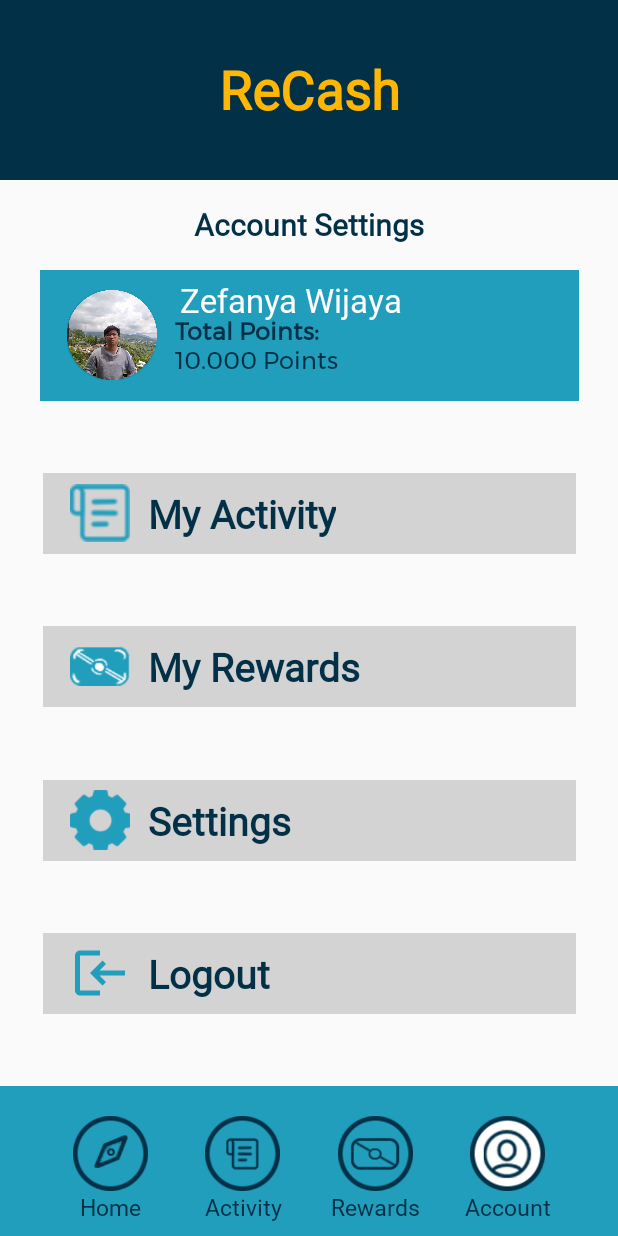
After one commit to andriansanto/UAS_Mobile21, an Android app: the layout activity_settings.xml on its own in the app's theme, with its tools: preview values and no code run, on a phone screen of 412 x 824 dp. The commit adds this screen. Run offline under Robolectric (Android 15) with nearby library versions, the phone set to English and light mode, and no system bars.

Commit message:
new file settings, fix registerxml

```diff
--- a/app/src/main/res/layout/activity_register.xml
+++ b/app/src/main/res/layout/activity_register.xml
@@ -97,6 +97,7 @@
         android:maxLines="1"
         android:singleLine="true"
         android:hint="Password"
+        android:inputType="textPassword"
         android:textColor="@color/white"
         android:textColorHint="@color/white"/>
 
@@ -108,7 +109,6 @@
         android:backgroundTint="@color/biru"
         android:fontFamily="@font/montserrat"
         android:padding="10dp"
-        android:inputType="textVisiblePassword"
         android:textAlignment="center"
         android:text="Submit"
         android:textSize="16sp"
--- /dev/null
+++ b/app/src/main/res/layout/activity_settings.xml
@@ -0,0 +1,343 @@
+<?xml version="1.0" encoding="utf-8"?>
+<androidx.constraintlayout.widget.ConstraintLayout xmlns:android="http://schemas.android.com/apk/res/android"
+    xmlns:app="http://schemas.android.com/apk/res-auto"
+    xmlns:tools="http://schemas.android.com/tools"
+    android:layout_width="match_parent"
+    android:layout_height="match_parent">
+
+    <LinearLayout
+        android:id="@+id/linear"
+        android:layout_width="match_parent"
+        android:layout_height="120dp"
+        android:background="@color/birudongker"
+        android:gravity="center"
+        app:layout_constraintStart_toStartOf="parent"
+        app:layout_constraintEnd_toEndOf="parent"
+        app:layout_constraintTop_toTopOf="parent">
+
+        <TextView
+            android:layout_width="200dp"
+            android:layout_height="60dp"
+            android:fontFamily="@font/baloo"
+            android:gravity="center"
+            android:text="ReCash"
+            android:textColor="@color/kuning"
+            android:textSize="35dp"
+            android:textStyle="bold" />
+    </LinearLayout>
+
+    <TextView
+        android:id="@+id/myacc"
+        android:layout_width="wrap_content"
+        android:layout_height="60dp"
+        android:fontFamily="@font/baloo"
+        android:gravity="center"
+        android:text="Account Settings"
+        android:textColor="@color/birudongker"
+        android:textSize="20dp"
+        android:textStyle="bold"
+        app:layout_constraintTop_toBottomOf="@id/linear"
+        app:layout_constraintStart_toStartOf="parent"
+        app:layout_constraintEnd_toEndOf="parent"/>
+    <!--    My Account-->
+
+    <!--    Box-->
+    <RelativeLayout
+        android:id="@+id/relativeLayout"
+        android:layout_width="359dp"
+        android:layout_height="87dp"
+        android:background="@color/biru"
+        app:layout_constraintEnd_toEndOf="parent"
+        app:layout_constraintStart_toStartOf="parent"
+        app:layout_constraintTop_toBottomOf="@id/myacc">
+
+        <ImageView
+            android:id="@+id/profile_zefanya"
+            android:layout_width="60dp"
+            android:layout_height="60dp"
+            android:layout_centerVertical="true"
+            android:layout_marginLeft="18dp"
+            android:src="@drawable/profile_zef"></ImageView>
+
+
+        <TextView
+            android:id="@+id/name_user"
+            android:layout_width="wrap_content"
+            android:layout_height="wrap_content"
+            android:layout_marginLeft="15dp"
+            android:layout_marginTop="5dp"
+            android:layout_toRightOf="@+id/profile_zefanya"
+            android:fontFamily="@font/baloo"
+            android:text="Zefanya Wijaya"
+            android:textColor="@color/white"
+            android:textSize="22dp"></TextView>
+
+        <TextView
+            android:id="@+id/total_pointname"
+            android:layout_width="wrap_content"
+            android:layout_height="wrap_content"
+            android:layout_below="@+id/name_user"
+            android:layout_centerVertical="true"
+            android:layout_marginLeft="12dp"
+            android:layout_marginTop="-6dp"
+            android:layout_toRightOf="@+id/profile_zefanya"
+            android:fontFamily="@font/montserrat"
+            android:text="Total Points:"
+            android:textColor="@color/birudongker"
+            android:textSize="16dp"
+            android:textStyle="bold"></TextView>
+
+        <TextView
+            android:id="@+id/total_point_user"
+            android:layout_width="wrap_content"
+            android:layout_height="wrap_content"
+            android:layout_below="@+id/total_pointname"
+            android:layout_centerVertical="true"
+            android:layout_marginLeft="12dp"
+            android:layout_marginTop="-5dp"
+            android:layout_toRightOf="@+id/profile_zefanya"
+            android:fontFamily="@font/montserrat"
+            android:text="10.000 Points"
+            android:textColor="@color/birudongker"
+            android:textSize="16dp"></TextView>
+
+    </RelativeLayout>
+    <!--    box-->
+    <!--    Invite Friends-->
+    <RelativeLayout
+        android:id="@+id/relativeLayout1"
+        android:layout_width="355dp"
+        android:layout_height="54dp"
+        android:background="@color/abu"
+        app:layout_constraintBottom_toTopOf="@+id/relativeLayout2"
+        app:layout_constraintEnd_toEndOf="parent"
+        app:layout_constraintStart_toStartOf="parent"
+        app:layout_constraintTop_toBottomOf="@+id/relativeLayout"
+        tools:ignore="MissingConstraints">
+
+        <ImageView
+            android:id="@+id/icon_1"
+            android:layout_width="40dp"
+            android:layout_height="40dp"
+            android:layout_centerVertical="true"
+            android:layout_marginLeft="18dp"
+            android:src="@drawable/tanda_activity"></ImageView>
+
+        <TextView
+            android:id="@+id/my_activity"
+            android:layout_width="wrap_content"
+            android:layout_height="wrap_content"
+            android:layout_centerVertical="true"
+            android:layout_marginLeft="12dp"
+            android:layout_marginTop="-6dp"
+            android:layout_toRightOf="@+id/icon_1"
+            android:fontFamily="@font/baloo"
+            android:text="My Activity"
+            android:textColor="@color/birudongker"
+            android:textSize="26dp"
+            android:textStyle="bold"></TextView>
+    </RelativeLayout>
+    <!--    Invite Friends End-->
+
+    <!--Challenges Start-->
+    <RelativeLayout
+        android:id="@+id/relativeLayout2"
+        android:layout_width="355dp"
+        android:layout_height="54dp"
+        android:background="@color/abu"
+        app:layout_constraintBottom_toTopOf="@+id/relativeLayout3"
+        app:layout_constraintEnd_toEndOf="parent"
+        app:layout_constraintStart_toStartOf="parent"
+        app:layout_constraintTop_toBottomOf="@id/relativeLayout1">
+
+        <ImageView
+            android:id="@+id/icon_2"
+            android:layout_width="40dp"
+            android:layout_height="40dp"
+            android:layout_centerVertical="true"
+            android:layout_marginLeft="18dp"
+            android:src="@drawable/tanda_rewards"></ImageView>
+
+        <TextView
+            android:id="@+id/my_rewards"
+            android:layout_width="wrap_content"
+            android:layout_height="wrap_content"
+            android:layout_centerVertical="true"
+            android:layout_marginLeft="12dp"
+            android:layout_marginTop="-6dp"
+            android:layout_toRightOf="@+id/icon_2"
+            android:fontFamily="@font/baloo"
+            android:text="My Rewards"
+            android:textColor="@color/birudongker"
+            android:textSize="26dp"
+            android:textStyle="bold"></TextView>
+    </RelativeLayout>
+    <!--    ChallengeEnd-->
+
+    <!--    Setting-->
+    <RelativeLayout
+        android:id="@+id/relativeLayout3"
+        android:layout_width="355dp"
+        android:layout_height="54dp"
+        android:background="@color/abu"
+        app:layout_constraintBottom_toTopOf="@+id/relativeLayout4"
+        app:layout_constraintEnd_toEndOf="parent"
+        app:layout_constraintStart_toStartOf="parent"
+        app:layout_constraintTop_toBottomOf="@id/relativeLayout2">
+
+        <ImageView
+            android:id="@+id/icon_3"
+            android:layout_width="40dp"
+            android:layout_height="40dp"
+            android:layout_centerVertical="true"
+            android:layout_marginLeft="18dp"
+            android:src="@drawable/tanda_setting"></ImageView>
+
+        <TextView
+            android:layout_width="wrap_content"
+            android:layout_height="wrap_content"
+            android:layout_centerVertical="true"
+            android:layout_marginLeft="12dp"
+            android:layout_marginTop="-6dp"
+            android:layout_toRightOf="@+id/icon_3"
+            android:fontFamily="@font/baloo"
+            android:text="Settings"
+            android:textColor="@color/birudongker"
+            android:textSize="26dp"
+            android:textStyle="bold"></TextView>
+    </RelativeLayout>
+
+    <RelativeLayout
+        android:id="@+id/relativeLayout4"
+        android:layout_width="355dp"
+        android:layout_height="54dp"
+        android:background="@color/abu"
+        app:layout_constraintBottom_toTopOf="@+id/bottom_main"
+        app:layout_constraintEnd_toEndOf="parent"
+        app:layout_constraintStart_toStartOf="parent"
+        app:layout_constraintTop_toBottomOf="@id/relativeLayout3">
+
+        <ImageView
+            android:id="@+id/icon_4"
+            android:layout_width="40dp"
+            android:layout_height="40dp"
+            android:layout_centerVertical="true"
+            android:layout_marginLeft="18dp"
+            android:src="@drawable/tanda_logout"
+            android:scaleX="-1"></ImageView>
+
+        <TextView
+            android:id="@+id/user_logout"
+            android:layout_width="wrap_content"
+            android:layout_height="wrap_content"
+            android:layout_centerVertical="true"
+            android:layout_marginLeft="12dp"
+            android:layout_marginTop="-6dp"
+            android:layout_toRightOf="@+id/icon_4"
+            android:fontFamily="@font/baloo"
+            android:text="Logout"
+            android:textColor="@color/birudongker"
+            android:textSize="26dp"
+            android:textStyle="bold"></TextView>
+    </RelativeLayout>
+
+
+    <!--Bottom-->
+    <androidx.constraintlayout.widget.ConstraintLayout
+        android:id="@+id/bottom_main"
+        android:layout_width="match_parent"
+        android:layout_height="100dp"
+        android:background="@drawable/bott_back"
+        android:padding="10dp"
+        app:layout_constraintBottom_toBottomOf="parent">
+
+        <ImageView
+            android:id="@+id/home"
+            android:layout_width="50dp"
+            android:layout_height="50dp"
+            android:src="@drawable/icon_home"
+            android:layout_marginTop="10dp"
+            app:layout_constraintStart_toStartOf="parent"
+            app:layout_constraintTop_toTopOf="@id/bottom_main"
+            app:layout_constraintEnd_toStartOf="@+id/activity"/>
+        <TextView
+            android:layout_width="50dp"
+            android:layout_height="20dp"
+            android:text="Home"
+            android:gravity="center"
+            android:fontFamily="@font/baloo"
+            android:textColor="@color/birudongker"
+            android:textSize="15dp"
+            app:layout_constraintTop_toBottomOf="@id/home"
+            app:layout_constraintStart_toStartOf="@id/home"
+            app:layout_constraintEnd_toEndOf="@id/home"/>
+
+        <ImageView
+            android:id="@+id/activity"
+            android:layout_width="50dp"
+            android:layout_marginTop="10dp"
+            android:layout_height="50dp"
+            android:src="@drawable/icon_activity"
+            app:layout_constraintStart_toEndOf="@id/home"
+            app:layout_constraintTop_toTopOf="@id/bottom_main"
+            app:layout_constraintEnd_toStartOf="@+id/rewards"/>
+
+        <TextView
+            android:layout_width="60dp"
+            android:layout_height="20dp"
+            android:gravity="center"
+            android:text="Activity"
+            android:fontFamily="@font/baloo"
+            android:textColor="@color/birudongker"
+            android:textSize="15dp"
+            app:layout_constraintTop_toBottomOf="@id/activity"
+            app:layout_constraintStart_toStartOf="@id/activity"
+            app:layout_constraintEnd_toEndOf="@id/activity" />
+
+        <ImageView
+            android:id="@+id/rewards"
+            android:layout_width="50dp"
+            android:layout_marginTop="10dp"
+            android:layout_height="50dp"
+            android:src="@drawable/icon_rewards"
+            app:layout_constraintStart_toEndOf="@+id/activity"
+            app:layout_constraintTop_toTopOf="@+id/bottom_main"
+            app:layout_constraintEnd_toStartOf="@+id/account"/>
+
+        <TextView
+            android:layout_width="60dp"
+            android:layout_height="20dp"
+            android:text="Rewards"
+            android:gravity="center"
+            android:fontFamily="@font/baloo"
+            android:textColor="@color/birudongker"
+            android:textSize="15dp"
+            app:layout_constraintTop_toBottomOf="@id/rewards"
+            app:layout_constraintStart_toStartOf="@id/rewards"
+            app:layout_constraintEnd_toEndOf="@id/rewards"/>
+
+        <ImageView
+            android:id="@+id/account"
+            android:layout_marginTop="10dp"
+            android:layout_width="50dp"
+            android:layout_height="50dp"
+            android:src="@drawable/icon_account_active"
+            app:layout_constraintStart_toEndOf="@id/rewards"
+            app:layout_constraintTop_toTopOf="@id/bottom_main"
+            app:layout_constraintEnd_toEndOf="@id/bottom_main" />
+
+        <TextView
+            android:layout_width="60dp"
+            android:layout_height="20dp"
+            android:text="Account"
+            android:gravity="center"
+            android:fontFamily="@font/baloo"
+            android:textColor="@color/birudongker"
+            android:textSize="15dp"
+            app:layout_constraintTop_toBottomOf="@id/account"
+            app:layout_constraintStart_toStartOf="@id/account"
+            app:layout_constraintEnd_toEndOf="@id/account"/>
+    </androidx.constraintlayout.widget.ConstraintLayout>
+
+    <!--    End-->
+</androidx.constraintlayout.widget.ConstraintLayout>
```
